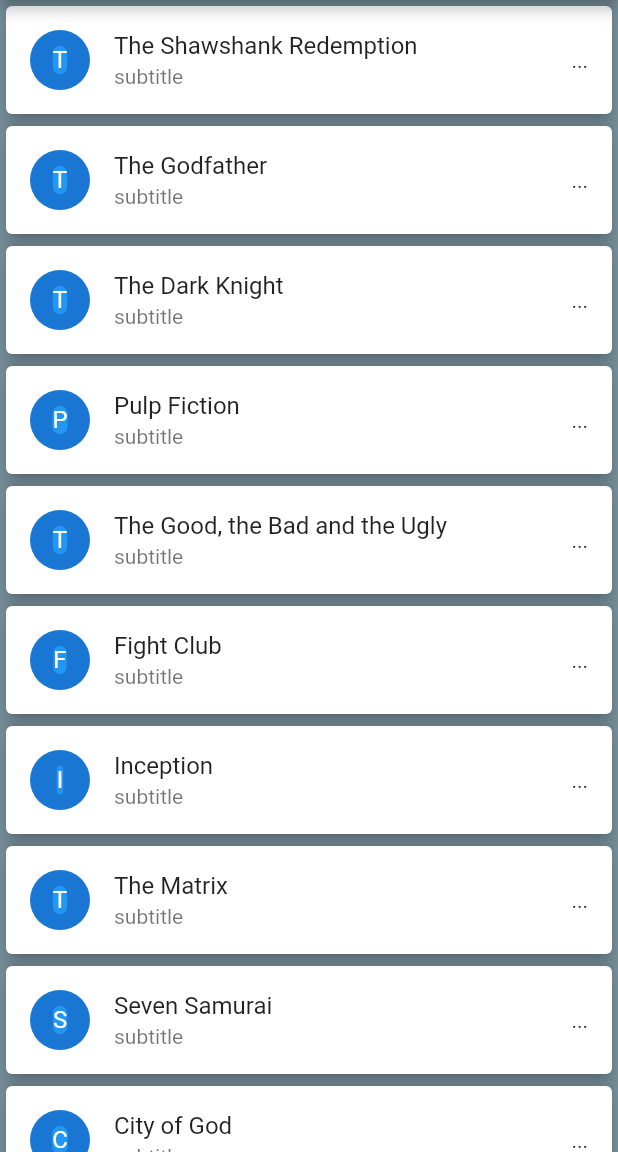
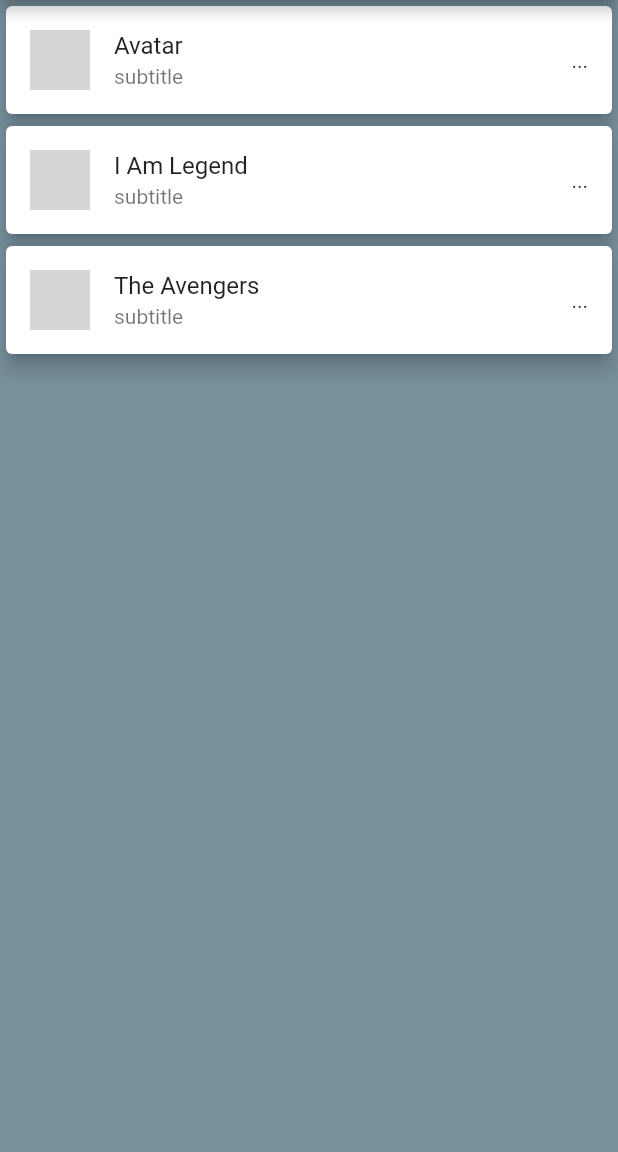
Before and after one commit to maxgdev/flutter_movie_app, a Flutter app: the screen it shows after launch, on a phone screen of 412 x 824 dp, the part 84-1236 px from its top. Run offline on Flutter 3.47's test engine with Material 2 defaults, Android fonts, the phone set to English and light mode, and no system bars; network calls fail; grey boxes are pictures that could not be loaded.

Commit message:
Added Movie data model and sample data. Added Movie object data to ListTile

```diff
--- a/lib/main.dart
+++ b/lib/main.dart
@@ -1,6 +1,7 @@
 import 'package:flutter/material.dart';
 import 'package:flutter/src/foundation/key.dart';
 import 'package:flutter/src/widgets/basic.dart';
+import './movie.dart';
 
 void main() {
   runApp(MyApp());
@@ -28,20 +29,8 @@ class MyHomePage extends StatefulWidget {
 }
 
 class _MyHomePageState extends State<MyHomePage> {
-  final List movies = [
-    "The Shawshank Redemption",
-    "The Godfather",
-    "The Dark Knight",
-    "Pulp Fiction",
-    "The Good, the Bad and the Ugly",
-    "Fight Club",
-    "Inception",
-    "The Matrix",
-    "Seven Samurai ",
-    "City of God",
-    "Leon",
-    "Avengers: Infinity War",
-  ];
+  final List<Movie> movieList = Movie.getMovies();
+
   @override
   Widget build(BuildContext context) {
     return Scaffold(
@@ -52,7 +41,7 @@ class _MyHomePageState extends State<MyHomePage> {
         // background color for body/rest of app
         backgroundColor: Colors.blueGrey.shade400,
         body: ListView.builder(
-            itemCount: movies.length,
+            itemCount: movieList.length,
             itemBuilder: (BuildContext context, int index) {
               return Card(
                 elevation: 5,
@@ -60,22 +49,27 @@ class _MyHomePageState extends State<MyHomePage> {
                 child: ListTile(
                   leading: CircleAvatar(
                     child: Container(
+                      width: 200,
+                      height: 200,
                       decoration: BoxDecoration(
+                        image: DecorationImage(
+                          image: NetworkImage(movieList[index].images[0]),
+                          fit: BoxFit.cover
+                        ),
                           color: Colors.blue,
                           borderRadius: BorderRadius.circular(14)),
-                      // child: Text("$index"),
-                      child: Text(movies[index].substring(0, 1)),
                     ),
                   ),
                   trailing: Text("..."),
-                  title: Text(movies[index]),
+                  title: Text(movieList[index].title),
                   subtitle: Text('subtitle'),
-                  // onTap: () => {debugPrint("Movie name: ${movies.elementAt(index)}")},
                   onTap: () => {
                     Navigator.push(
                         context,
                         MaterialPageRoute(
-                            builder: (context) => MovieDetails(movieName: movies[index],))) // Navigator
+                            builder: (context) => MovieDetails(
+                                  movie: movieList[index],
+                                ))) // Navigator
                   },
                 ),
               );
@@ -84,22 +78,23 @@ class _MyHomePageState extends State<MyHomePage> {
 }
 
 class MovieDetails extends StatelessWidget {
-  final String movieName;
+
+  final Movie movie;
   // Note the use if the Key. Enables widget to lin k properly with calling/parent widget??
   // {} in constuector indicates novieName is optional
-  const MovieDetails({Key key, this.movieName}) : super(key: key);
+  const MovieDetails({Key key, this.movie}) : super(key: key);
 
   @override
   Widget build(BuildContext context) {
     return Scaffold(
       appBar: AppBar(
-        title: Text(movieName),
+        title: Text(movie.title),
         backgroundColor: Colors.blueGrey.shade900,
       ),
       body: Center(
         child: Container(
           child: RaisedButton(
-              child: Text(movieName),
+              child: Text(movie.title),
               onPressed: () => {Navigator.pop(context)}),
         ),
       ),
--- /dev/null
+++ b/lib/movie.dart
@@ -0,0 +1,136 @@
+class Movie {
+  // Movie Object fields
+  String title;
+  String year;
+  String rated;
+  String released;
+  String runtime;
+  String genre;
+  String director;
+  String writer;
+  String actors;
+  String plot;
+  String language;
+  String country;
+  String awards;
+  String poster;
+  String metascore;
+  String imdbRating;
+  String imdbVotes;
+  String imdbID;
+  String type;
+  String response;
+  List<String> images;
+
+  // Constructor
+  Movie(
+    this.title,
+    this.year,
+    this.rated,
+    this.released,
+    this.runtime,
+    this.genre,
+    this.director,
+    this.writer,
+    this.actors,
+    this.plot,
+    this.language,
+    this.country,
+    this.awards,
+    this.poster,
+    this.metascore,
+    this.imdbRating,
+    this.imdbVotes,
+    this.imdbID,
+    this.type,
+    this.response,
+    this.images,
+  );
+
+  static List<Movie> getMovies() => [
+    Movie("Avatar",
+    "2009",
+    "PG-13",
+    "18 Dec 2009",
+    "162 min",
+    "Action, Adventure, Fantasy",
+    "James Cameron",
+    "James Cameron",
+    "Sam Worthington, Zoe Saldana, Sigourney Weaver, Stephen Lang",
+    "A paraplegic marine dispatched to the moon Pandora on a unique mission becomes torn between following his orders and protecting the world he feels is his home.",
+    "English, Spanish",
+    "USA, UK",
+    "Won 3 Oscars. Another 80 wins & 121 nominations.",
+    "http://ia.media-imdb.com/images/M/MV5BMTYwOTEwNjAzMl5BMl5BanBnXkFtZTcwODc5MTUwMw@@._V1_SX300.jpg",
+    "83",
+    "7.9",
+    "890,617",
+    "tt0499549",
+    "movie",
+    "True",
+    [
+      "https://images-na.ssl-images-amazon.com/images/M/MV5BMjEyOTYyMzUxNl5BMl5BanBnXkFtZTcwNTg0MTUzNA@@._V1_SX1500_CR0,0,1500,999_AL_.jpg",
+      "https://images-na.ssl-images-amazon.com/images/M/MV5BNzM2MDk3MTcyMV5BMl5BanBnXkFtZTcwNjg0MTUzNA@@._V1_SX1777_CR0,0,1777,999_AL_.jpg",
+      "https://images-na.ssl-images-amazon.com/images/M/MV5BMTY2ODQ3NjMyMl5BMl5BanBnXkFtZTcwODg0MTUzNA@@._V1_SX1777_CR0,0,1777,999_AL_.jpg",
+      "https://images-na.ssl-images-amazon.com/images/M/MV5BMTMxOTEwNDcxN15BMl5BanBnXkFtZTcwOTg0MTUzNA@@._V1_SX1777_CR0,0,1777,999_AL_.jpg",
+      "https://images-na.ssl-images-amazon.com/images/M/MV5BMTYxMDg1Nzk1MV5BMl5BanBnXkFtZTcwMDk0MTUzNA@@._V1_SX1500_CR0,0,1500,999_AL_.jpg"
+    ]
+    ),
+    Movie("I Am Legend",
+      "2007",
+      "PG-13",
+      "14 Dec 2007",
+      "101 min",
+      "Drama, Horror, Sci-Fi",
+      "Francis Lawrence",
+      "Mark Protosevich (screenplay), Akiva Goldsman (screenplay), Richard Matheson (novel), John William Corrington, Joyce Hooper Corrington",
+      "Will Smith, Alice Braga, Charlie Tahan, Salli Richardson-Whitfield",
+      "Years after a plague kills most of humanity and transforms the rest into monsters, the sole survivor in New York City struggles valiantly to find a cure.",
+      "English",
+      "USA",
+      "9 wins & 21 nominations.",
+      "http://ia.media-imdb.com/images/M/MV5BMTU4NzMyNDk1OV5BMl5BanBnXkFtZTcwOTEwMzU1MQ@@._V1_SX300.jpg",
+      "65",
+      "7.2",
+      "533,874",
+      "tt0480249",
+      "movie",
+      "True",
+      [
+        "https://images-na.ssl-images-amazon.com/images/M/MV5BMTI0NTI4NjE3NV5BMl5BanBnXkFtZTYwMDA0Nzc4._V1_.jpg",
+        "https://images-na.ssl-images-amazon.com/images/M/MV5BMTIwMDg2MDU4M15BMl5BanBnXkFtZTYwMTA0Nzc4._V1_.jpg",
+        "https://images-na.ssl-images-amazon.com/images/M/MV5BMTc5MDM1OTU5OV5BMl5BanBnXkFtZTYwMjA0Nzc4._V1_.jpg",
+        "https://images-na.ssl-images-amazon.com/images/M/MV5BMTA0MTI2NjMzMzFeQTJeQWpwZ15BbWU2MDMwNDc3OA@@._V1_.jpg"
+      ],
+    ),
+    Movie(	"The Avengers",
+      "2012",
+      "PG-13",
+      "04 May 2012",
+      "143 min",
+      "Action, Sci-Fi, Thriller",
+      "Joss Whedon",
+      "Joss Whedon (screenplay), Zak Penn (story), Joss Whedon (story)",
+      "Robert Downey Jr., Chris Evans, Mark Ruffalo, Chris Hemsworth",
+      "Earth's mightiest heroes must come together and learn to fight as a team if they are to stop the mischievous Loki and his alien army from enslaving humanity.",
+      "English, Russian",
+      "USA",
+      "Nominated for 1 Oscar. Another 34 wins & 75 nominations.",
+      "http://ia.media-imdb.com/images/M/MV5BMTk2NTI1MTU4N15BMl5BanBnXkFtZTcwODg0OTY0Nw@@._V1_SX300.jpg",
+      "69",
+      "8.1",
+      "1,003,301",
+      "tt0848228",
+      "movie",
+      "True",
+      [
+        "https://images-na.ssl-images-amazon.com/images/M/MV5BMTA0NjY0NzE4OTReQTJeQWpwZ15BbWU3MDczODg2Nzc@._V1_SX1777_CR0,0,1777,999_AL_.jpg",
+        "https://images-na.ssl-images-amazon.com/images/M/MV5BMjE1MzEzMjcyM15BMl5BanBnXkFtZTcwNDM4ODY3Nw@@._V1_SX1777_CR0,0,1777,999_AL_.jpg",
+        "https://images-na.ssl-images-amazon.com/images/M/MV5BMjMwMzM2MTg1M15BMl5BanBnXkFtZTcwNjM4ODY3Nw@@._V1_SX1777_CR0,0,1777,999_AL_.jpg",
+        "https://images-na.ssl-images-amazon.com/images/M/MV5BMTQ4NzM2Mjc5MV5BMl5BanBnXkFtZTcwMTkwOTY3Nw@@._V1_SX1777_CR0,0,1777,999_AL_.jpg",
+        "https://images-na.ssl-images-amazon.com/images/M/MV5BMTc3MzQ3NjA5N15BMl5BanBnXkFtZTcwMzY5OTY3Nw@@._V1_SX1777_CR0,0,1777,999_AL_.jpg"
+      ]
+  ),
+
+  ];
+}
```
